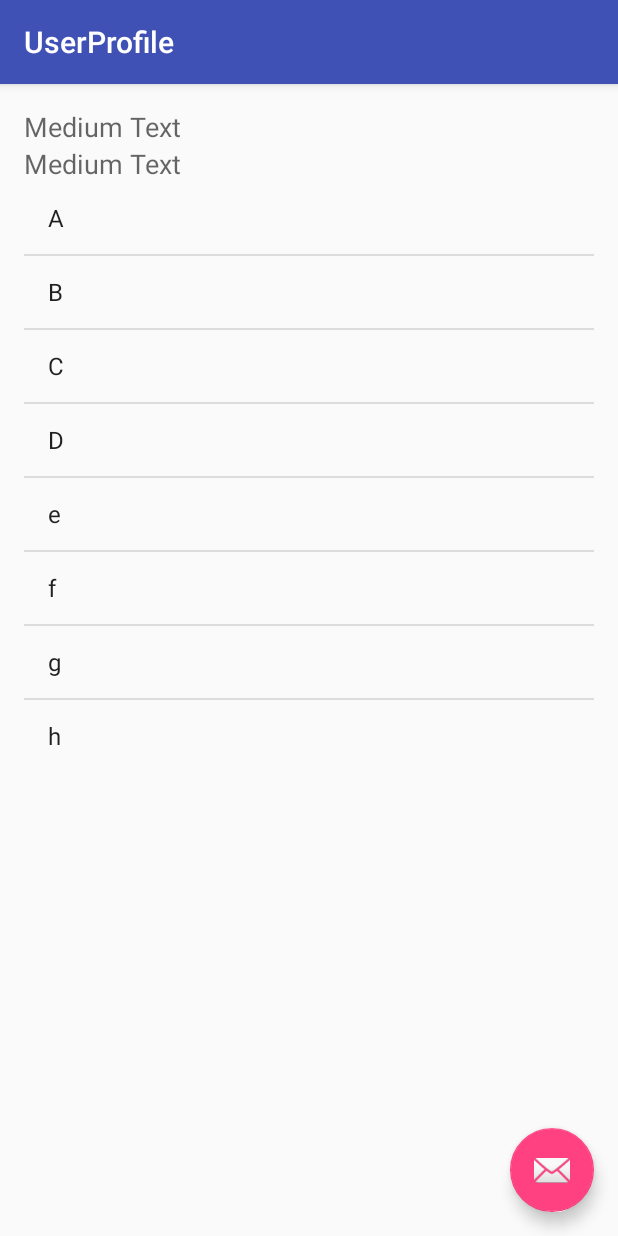
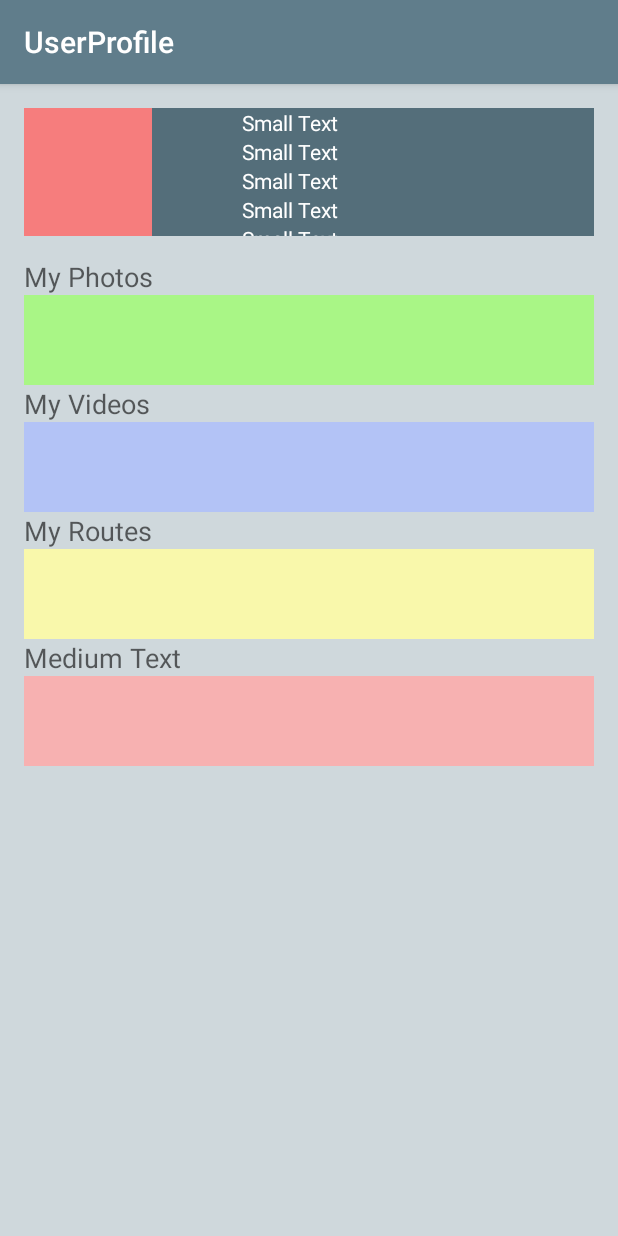
Before and after one commit to 46989414t/BikeWorld, an Android app: the UserProfile screen opened directly, with no data from a screen before it, on a phone screen of 412 x 824 dp. Run offline under Robolectric (Android 15) with nearby library versions, the phone set to English and light mode, and no system bars.

Commit message:
menu perfil

```diff
--- a/app/src/main/java/com/bikeworld/bikeworld/MenuPrincipalUsuario.java
+++ b/app/src/main/java/com/bikeworld/bikeworld/MenuPrincipalUsuario.java
@@ -1,5 +1,6 @@
 package com.bikeworld.bikeworld;
 
+import android.content.Intent;
 import android.os.Bundle;
 import android.support.v7.app.AppCompatActivity;
 import android.support.v7.widget.Toolbar;
@@ -70,4 +71,9 @@ public class MenuPrincipalUsuario extends AppCompatActivity {
 
     public void onEnviarAlMenuAsignado(View view) {
     }
+
+    public void onGoToPerfil(View view) {
+        Intent act2 = new Intent(this, UserProfile.class);
+        startActivity(act2);
+    }
 }
--- a/app/src/main/java/com/bikeworld/bikeworld/UserProfile.java
+++ b/app/src/main/java/com/bikeworld/bikeworld/UserProfile.java
@@ -17,7 +17,7 @@ public class UserProfile extends AppCompatActivity {
         Toolbar toolbar = (Toolbar) findViewById(R.id.toolbar);
         setSupportActionBar(toolbar);
 
-        String[] myStringArray={"A", "B", "C", "D", "e", "f", "g", "h",};
+        /*String[] myStringArray={"A", "B", "C", "D", "e", "f", "g", "h",};
 
         listaElementos = (ListView) findViewById(R.id.listView);
         adaptador =  new ArrayAdapter<String>(
@@ -25,7 +25,7 @@ public class UserProfile extends AppCompatActivity {
                 android.R.layout.simple_list_item_1,
                 myStringArray);
 
-        listaElementos.setAdapter(adaptador);
+        listaElementos.setAdapter(adaptador);*/
 
     }
 
--- a/app/src/main/res/layout/activity_user_profile.xml
+++ b/app/src/main/res/layout/activity_user_profile.xml
@@ -11,15 +11,10 @@
 
         <android.support.v7.widget.Toolbar android:id="@+id/toolbar"
             android:layout_width="match_parent" android:layout_height="?attr/actionBarSize"
-            android:background="?attr/colorPrimary" app:popupTheme="@style/AppTheme.PopupOverlay" />
+            android:background="#607D8B" app:popupTheme="@style/AppTheme.PopupOverlay" />
 
     </android.support.design.widget.AppBarLayout>
 
     <include layout="@layout/content_user_profile" />
 
-    <android.support.design.widget.FloatingActionButton android:id="@+id/fab"
-        android:layout_width="wrap_content" android:layout_height="wrap_content"
-        android:layout_gravity="bottom|end" android:layout_margin="@dimen/fab_margin"
-        android:src="@android:drawable/ic_dialog_email" />
-
 </android.support.design.widget.CoordinatorLayout>
--- a/app/src/main/res/layout/content_user_profile.xml
+++ b/app/src/main/res/layout/content_user_profile.xml
@@ -8,33 +8,139 @@
     android:paddingBottom="@dimen/activity_vertical_margin"
     app:layout_behavior="@string/appbar_scrolling_view_behavior"
     tools:showIn="@layout/activity_user_profile"
-    tools:context="com.bikeworld.bikeworld.UserProfile">
+    tools:context="com.bikeworld.bikeworld.UserProfile"
+    android:background="#CFD8DC">
+
+    <ScrollView
+        android:layout_width="match_parent"
+        android:layout_height="match_parent"
+        android:id="@+id/scrollView" >
+
+        <LinearLayout
+            android:orientation="vertical"
+            android:layout_width="match_parent"
+            android:layout_height="match_parent">
+
+            <TextView
+                android:layout_width="wrap_content"
+                android:layout_height="wrap_content"
+                android:textAppearance="?android:attr/textAppearanceMedium"
+                android:text="My Photos"
+                android:id="@+id/textView12"
+                android:layout_marginTop="100dp" />
+
+            <ImageButton
+                android:layout_width="match_parent"
+                android:layout_height="60dp"
+                android:id="@+id/imageButton"
+                android:background="#a9f686" />
+
+            <TextView
+                android:layout_width="wrap_content"
+                android:layout_height="wrap_content"
+                android:textAppearance="?android:attr/textAppearanceMedium"
+                android:text="My Videos"
+                android:id="@+id/textView13" />
+
+            <ImageButton
+                android:layout_width="match_parent"
+                android:layout_height="60dp"
+                android:id="@+id/imageButton2"
+                android:background="#b3c3f6" />
+
+            <TextView
+                android:layout_width="wrap_content"
+                android:layout_height="wrap_content"
+                android:textAppearance="?android:attr/textAppearanceMedium"
+                android:text="My Routes"
+                android:id="@+id/textView14" />
+
+            <ImageButton
+                android:layout_width="match_parent"
+                android:layout_height="60dp"
+                android:id="@+id/imageButton3"
+                android:background="#f9f8ab" />
 
             <TextView
                 android:layout_width="wrap_content"
                 android:layout_height="wrap_content"
                 android:textAppearance="?android:attr/textAppearanceMedium"
                 android:text="Medium Text"
-        android:id="@+id/textView6"
+                android:id="@+id/textView15" />
+
+            <ImageButton
+                android:layout_width="match_parent"
+                android:layout_height="60dp"
+                android:id="@+id/imageButton4"
+                android:background="#f7b1b1" />
+        </LinearLayout>
+    </ScrollView>
+
+    <LinearLayout
+        android:orientation="horizontal"
+        android:layout_width="match_parent"
+        android:layout_height="wrap_content"
         android:layout_alignParentTop="true"
         android:layout_alignParentLeft="true"
-        android:layout_alignParentStart="true" />
+        android:layout_alignParentStart="true"
+        android:background="#546E7A">
+
+        <ImageView
+            android:layout_width="85dp"
+            android:layout_height="85dp"
+            android:id="@+id/imageView"
+            android:background="#f67d7d" />
+
+        <Space
+            android:layout_width="60dp"
+            android:layout_height="match_parent" />
+
+        <LinearLayout
+            android:orientation="vertical"
+            android:layout_width="wrap_content"
+            android:layout_height="match_parent">
 
             <TextView
                 android:layout_width="wrap_content"
                 android:layout_height="wrap_content"
-        android:textAppearance="?android:attr/textAppearanceMedium"
-        android:text="Medium Text"
-        android:id="@+id/textView7"
-        android:layout_below="@+id/textView6"
-        android:layout_alignParentLeft="true"
-        android:layout_alignParentStart="true" />
+                android:textAppearance="?android:attr/textAppearanceSmall"
+                android:text="Small Text"
+                android:id="@+id/textView6"
+                android:textColor="@android:color/white" />
 
-    <ListView
+            <TextView
                 android:layout_width="wrap_content"
                 android:layout_height="wrap_content"
-        android:id="@+id/listView"
-        android:layout_below="@+id/textView7"
-        android:layout_alignParentLeft="true"
-        android:layout_alignParentStart="true" />
+                android:textAppearance="?android:attr/textAppearanceSmall"
+                android:text="Small Text"
+                android:id="@+id/textView7"
+                android:textColor="@android:color/white" />
+
+            <TextView
+                android:layout_width="wrap_content"
+                android:layout_height="wrap_content"
+                android:textAppearance="?android:attr/textAppearanceSmall"
+                android:text="Small Text"
+                android:id="@+id/textView9"
+                android:textColor="@android:color/white" />
+
+            <TextView
+                android:layout_width="wrap_content"
+                android:layout_height="wrap_content"
+                android:textAppearance="?android:attr/textAppearanceSmall"
+                android:text="Small Text"
+                android:id="@+id/textView10"
+                android:textColor="@android:color/white" />
+
+            <TextView
+                android:layout_width="wrap_content"
+                android:layout_height="wrap_content"
+                android:textAppearance="?android:attr/textAppearanceSmall"
+                android:text="Small Text"
+                android:id="@+id/textView11"
+                android:textColor="@android:color/white" />
+        </LinearLayout>
+
+    </LinearLayout>
+
 </RelativeLayout>
--- a/app/src/main/res/layout/estilo_seleccion.xml
+++ b/app/src/main/res/layout/estilo_seleccion.xml
@@ -7,11 +7,12 @@
     <LinearLayout
         android:orientation="horizontal"
         android:layout_width="match_parent"
-        android:layout_height="match_parent">
+        android:layout_height="match_parent"
+        android:background="#546E7A">
 
         <ImageView
             android:id="@+id/imageView_imagen"
-            android:layout_width="80dp"
+            android:layout_width="200dp"
             android:layout_height="80dp"
             android:adjustViewBounds="true"
             android:scaleType="fitXY"
@@ -29,7 +30,9 @@
                 android:layout_width="wrap_content"
                 android:layout_height="wrap_content"
                 android:text="Large Text"
-                android:textAppearance="?android:attr/textAppearanceLarge" />
+                android:textAppearance="?android:attr/textAppearanceLarge"
+                android:textColor="@android:color/white"
+                android:layout_gravity="left" />
 
             <TextView
                 android:id="@+id/textView_inferior"
--- a/app/src/main/res/layout/menu_principal_2.xml
+++ b/app/src/main/res/layout/menu_principal_2.xml
@@ -1,7 +1,8 @@
 <?xml version="1.0" encoding="utf-8"?>
 <LinearLayout xmlns:android="http://schemas.android.com/apk/res/android"
     android:orientation="vertical" android:layout_width="match_parent"
-    android:layout_height="match_parent">
+    android:layout_height="match_parent"
+    android:background="#CFD8DC">
 
     <TextView
         android:layout_width="wrap_content"
@@ -19,10 +20,18 @@
 
     <Space
         android:layout_width="50dp"
-        android:layout_height="50dp" />
+        android:layout_height="89dp" />
+
+    <Button
+        android:layout_width="wrap_content"
+        android:layout_height="wrap_content"
+        android:text="Perfil"
+        android:id="@+id/button2"
+        android:onClick="onGoToPerfil" />
 
     <ListView
         android:layout_width="match_parent"
         android:layout_height="wrap_content"
-        android:id="@+id/ListView_listado" />
+        android:id="@+id/ListView_listado"
+        android:layout_gravity="center_vertical" />
 </LinearLayout>
```
Lines whose indentation alone changed are shown as unchanged.
